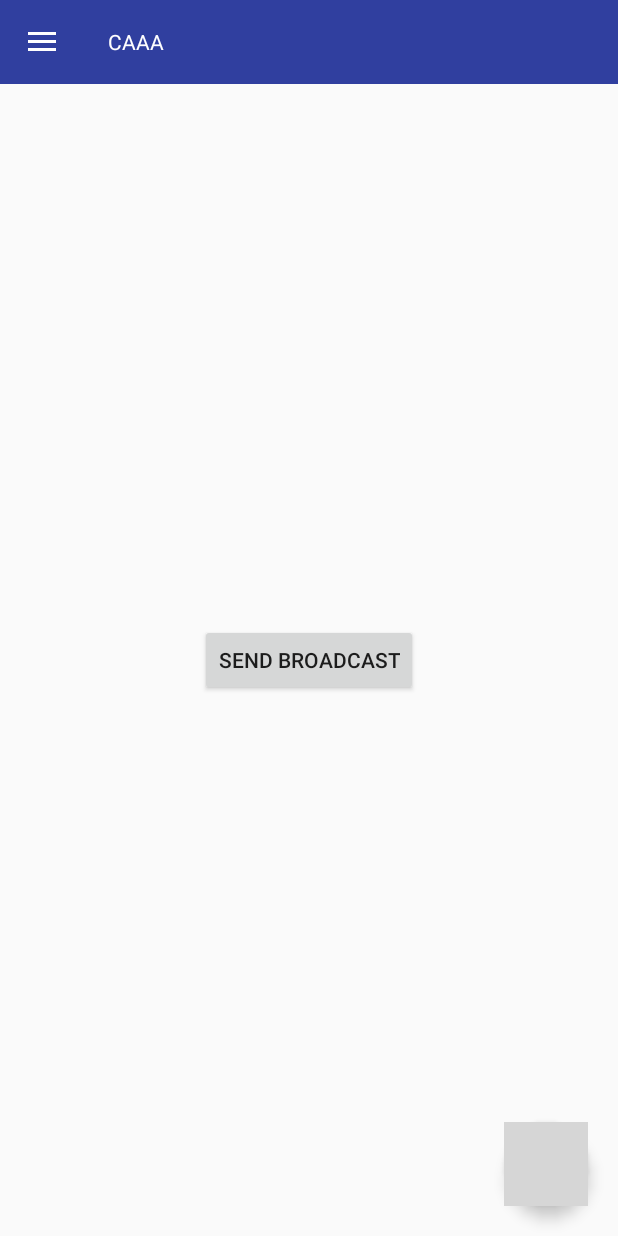
After one commit to konuleminova/CAAA, an Android app: the fragment SendBroadcast placed in its activity, on a phone screen of 412 x 824 dp. The commit adds this screen. Run offline under Robolectric (Android 15) with nearby library versions, the phone set to English and light mode, and no system bars; grey boxes are pictures that could not be loaded.

Commit message:
added broad cast receiver class

```diff
--- /dev/null
+++ b/app/src/main/java/com/crocusoft/androidarch/fragments/SendBroadcast.java
@@ -0,0 +1,38 @@
+package com.crocusoft.androidarch.fragments;
+
+import android.content.Intent;
+import android.os.Bundle;
+import android.support.annotation.Nullable;
+import android.support.v4.app.Fragment;
+import android.view.LayoutInflater;
+import android.view.View;
+import android.view.ViewGroup;
+import android.widget.Button;
+
+import com.crocusoft.androidarch.R;
+
+/**
+ * Created by Asus on 3/1/2018.
+ */
+
+public class SendBroadcast extends Fragment {
+    Button setBroadcast;
+    @Nullable
+    @Override
+    public View onCreateView(final LayoutInflater inflater, @Nullable ViewGroup container, @Nullable Bundle savedInstanceState) {
+        View view=inflater.inflate(R.layout.broadcast_reciever,container,false);
+        setBroadcast =(Button)view.findViewById(R.id.send_broadcast);
+        setBroadcast.setOnClickListener(new View.OnClickListener() {
+            @Override
+            public void onClick(View view) {
+                Intent intent=new Intent();
+                intent.addCategory(Intent.CATEGORY_DEFAULT);
+                intent.setAction("com.crocusoft.androidarch.SEND_NOTIFICATION");
+                getActivity().sendBroadcast(intent);
+
+            }
+        });
+
+        return view;
+    }
+}
--- /dev/null
+++ b/app/src/main/res/layout/broadcast_reciever.xml
@@ -0,0 +1,12 @@
+<?xml version="1.0" encoding="utf-8"?>
+<LinearLayout
+    xmlns:android="http://schemas.android.com/apk/res/android" android:layout_width="match_parent"
+    android:layout_height="match_parent"
+    android:gravity="center">
+<Button
+    android:layout_width="wrap_content"
+    android:layout_height="wrap_content"
+    android:gravity="center"
+    android:text="Send Broadcast"
+    android:id="@+id/send_broadcast"/>
+</LinearLayout>
--- a/app/src/main/res/menu/drawer_menu.xml
+++ b/app/src/main/res/menu/drawer_menu.xml
@@ -14,6 +14,11 @@
             android:icon="@drawable/tabviewicon">
 
         </item>
+        <item android:id="@+id/broadCast"
+            android:title="Send Broadcast"
+            android:icon="@drawable/notification">
+
+        </item>
     </group>
 
 
```
Also changed, not shown: app/src/main/AndroidManifest.xml (+10 -0 lines), app/src/main/java/com/crocusoft/androidarch/activities/LoginActivity.java (+3 -8 lines), app/src/main/java/com/crocusoft/androidarch/activities/MainActivity.java (+6 -1 lines), app/src/main/java/com/crocusoft/androidarch/asynctask/AsyncTaskUtil.java (+19 -17 lines), app/src/main/java/com/crocusoft/androidarch/broadcastreciever/MyBroadcastReceiver.java (added, +42 -0 lines), app/src/main/res/drawable/notification.png (added), app/src/main/res/drawable/sendbroadcasticon.png (added).
